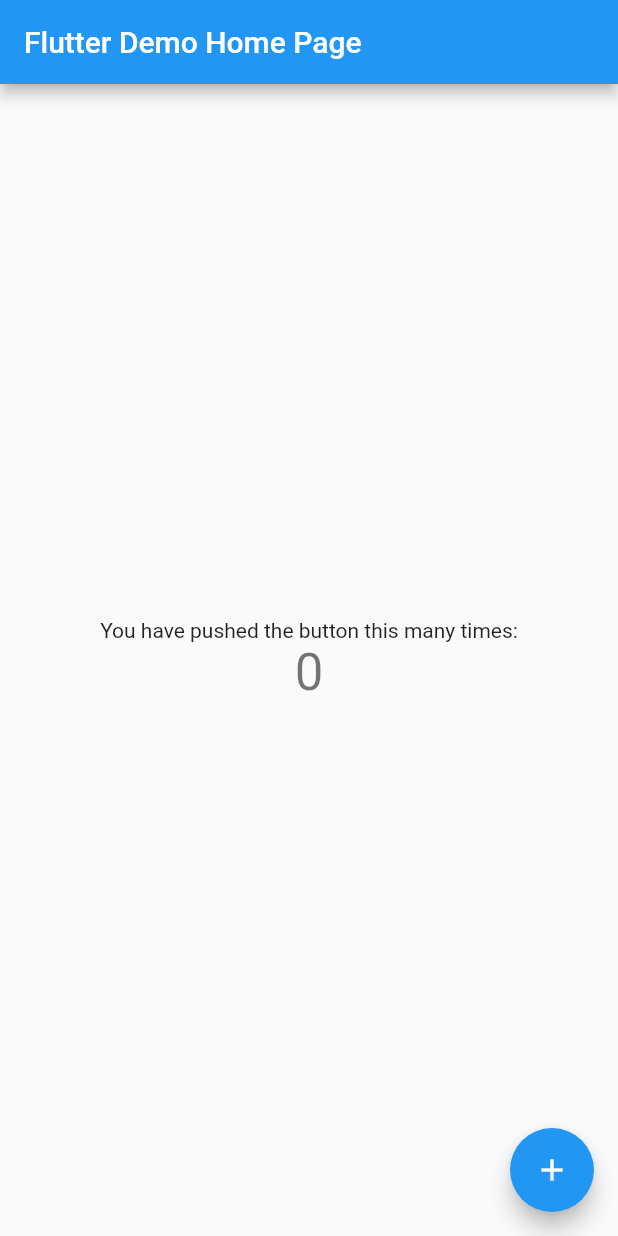
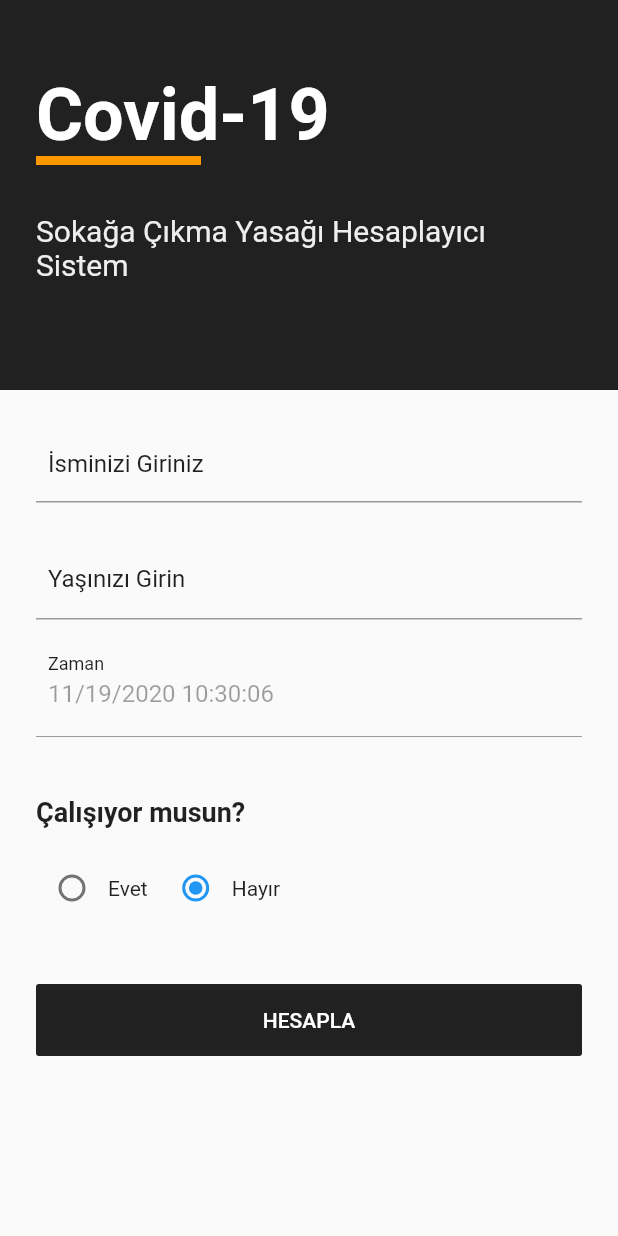
Before and after one commit to yusirdemir/curfew_info_system, a Flutter app: the screen it shows after launch, on a phone screen of 412 x 824 dp. Run offline on Flutter 3.47's test engine with Material 2 defaults, Android fonts, the phone set to English and light mode, and no system bars; our stand-ins replace modal_bottom_sheet.

Commit message:
Uygulama tamamlandı

```diff
--- a/lib/main.dart
+++ b/lib/main.dart
@@ -1,3 +1,4 @@
+import 'package:curfew_info_system/ui/dashboard/view/dashboard_view.dart';
 import 'package:flutter/material.dart';
 
 void main() {
@@ -5,113 +6,16 @@ void main() {
 }
 
 class MyApp extends StatelessWidget {
-  // This widget is the root of your application.
   @override
   Widget build(BuildContext context) {
     return MaterialApp(
-      title: 'Flutter Demo',
+      title: 'Sokağa Çıkma Yasağı Bilgilendirme Sistemi',
+      debugShowCheckedModeBanner: false,
       theme: ThemeData(
-        // This is the theme of your application.
-        //
-        // Try running your application with "flutter run". You'll see the
-        // application has a blue toolbar. Then, without quitting the app, try
-        // changing the primarySwatch below to Colors.green and then invoke
-        // "hot reload" (press "r" in the console where you ran "flutter run",
-        // or simply save your changes to "hot reload" in a Flutter IDE).
-        // Notice that the counter didn't reset back to zero; the application
-        // is not restarted.
         primarySwatch: Colors.blue,
-        // This makes the visual density adapt to the platform that you run
-        // the app on. For desktop platforms, the controls will be smaller and
-        // closer together (more dense) than on mobile platforms.
         visualDensity: VisualDensity.adaptivePlatformDensity,
       ),
-      home: MyHomePage(title: 'Flutter Demo Home Page'),
+      home: DashBoardView(),
     );
   }
 }
-
-class MyHomePage extends StatefulWidget {
-  MyHomePage({Key key, this.title}) : super(key: key);
-
-  // This widget is the home page of your application. It is stateful, meaning
-  // that it has a State object (defined below) that contains fields that affect
-  // how it looks.
-
-  // This class is the configuration for the state. It holds the values (in this
-  // case the title) provided by the parent (in this case the App widget) and
-  // used by the build method of the State. Fields in a Widget subclass are
-  // always marked "final".
-
-  final String title;
-
-  @override
-  _MyHomePageState createState() => _MyHomePageState();
-}
-
-class _MyHomePageState extends State<MyHomePage> {
-  int _counter = 0;
-
-  void _incrementCounter() {
-    setState(() {
-      // This call to setState tells the Flutter framework that something has
-      // changed in this State, which causes it to rerun the build method below
-      // so that the display can reflect the updated values. If we changed
-      // _counter without calling setState(), then the build method would not be
-      // called again, and so nothing would appear to happen.
-      _counter++;
-    });
-  }
-
-  @override
-  Widget build(BuildContext context) {
-    // This method is rerun every time setState is called, for instance as done
-    // by the _incrementCounter method above.
-    //
-    // The Flutter framework has been optimized to make rerunning build methods
-    // fast, so that you can just rebuild anything that needs updating rather
-    // than having to individually change instances of widgets.
-    return Scaffold(
-      appBar: AppBar(
-        // Here we take the value from the MyHomePage object that was created by
-        // the App.build method, and use it to set our appbar title.
-        title: Text(widget.title),
-      ),
-      body: Center(
-        // Center is a layout widget. It takes a single child and positions it
-        // in the middle of the parent.
-        child: Column(
-          // Column is also a layout widget. It takes a list of children and
-          // arranges them vertically. By default, it sizes itself to fit its
-          // children horizontally, and tries to be as tall as its parent.
-          //
-          // Invoke "debug painting" (press "p" in the console, choose the
-          // "Toggle Debug Paint" action from the Flutter Inspector in Android
-          // Studio, or the "Toggle Debug Paint" command in Visual Studio Code)
-          // to see the wireframe for each widget.
-          //
-          // Column has various properties to control how it sizes itself and
-          // how it positions its children. Here we use mainAxisAlignment to
-          // center the children vertically; the main axis here is the vertical
-          // axis because Columns are vertical (the cross axis would be
-          // horizontal).
-          mainAxisAlignment: MainAxisAlignment.center,
-          children: <Widget>[
-            Text(
-              'You have pushed the button this many times:',
-            ),
-            Text(
-              '$_counter',
-              style: Theme.of(context).textTheme.headline4,
-            ),
-          ],
-        ),
-      ),
-      floatingActionButton: FloatingActionButton(
-        onPressed: _incrementCounter,
-        tooltip: 'Increment',
-        child: Icon(Icons.add),
-      ), // This trailing comma makes auto-formatting nicer for build methods.
-    );
-  }
-}
--- /dev/null
+++ b/lib/ui/dashboard/utils/validator.dart
@@ -0,0 +1,17 @@
+class Validator {
+  String nameValidator(String value) {
+    if (value.isEmpty) {
+      return 'Lütfen bir isim giriniz.';
+    } else if (value.length < 4) {
+      return 'En az 4 karakter giriniz.';
+    }
+    return null;
+  }
+
+  String ageValidator(String value) {
+    if (value.length == 0) {
+      return 'Lütfen yaşınızı giriniz.';
+    }
+    return null;
+  }
+}
--- /dev/null
+++ b/lib/ui/dashboard/view/dashboard_view.dart
@@ -0,0 +1,272 @@
+import 'dart:async';
+
+import 'package:curfew_info_system/ui/result/view/result_view.dart';
+import 'package:flutter/material.dart';
+import 'package:curfew_info_system/ui/dashboard/utils/validator.dart';
+import 'package:intl/intl.dart';
+import 'package:modal_bottom_sheet/modal_bottom_sheet.dart';
+
+class DashBoardView extends StatefulWidget {
+  @override
+  _DashBoardViewState createState() => _DashBoardViewState();
+}
+
+class _DashBoardViewState extends State<DashBoardView> with Validator {
+  final TextEditingController _nameController = TextEditingController();
+  final TextEditingController _dateController = TextEditingController();
+  final TextEditingController _ageController = TextEditingController();
+  final FocusNode _nameFocus = FocusNode();
+  final FocusNode _ageFocus = FocusNode();
+
+  final double minValue = 8.0;
+  final _workingbackTypeList = <String>["Evet", "Hayır"];
+  final _formKey = GlobalKey<FormState>();
+
+  String _workingbackType = "";
+
+  final TextStyle _errorStyle = TextStyle(
+    color: Colors.red,
+    fontSize: 16.6,
+  );
+
+  @override
+  initState() {
+    _workingbackType = _workingbackTypeList[1];
+    Timer.periodic(Duration(seconds: 1), (Timer t) => _getTime());
+    super.initState();
+  }
+
+  Widget _buildHeader() {
+    return Container(
+      width: double.maxFinite,
+      padding: EdgeInsets.symmetric(
+          vertical: minValue * 4, horizontal: minValue * 3),
+      height: 260.0,
+      child: Container(
+        child: Column(
+          crossAxisAlignment: CrossAxisAlignment.start,
+          children: <Widget>[
+            SizedBox(
+              height: minValue * 2,
+            ),
+            Text(
+              "Covid-19",
+              style: TextStyle(
+                  fontWeight: FontWeight.bold,
+                  fontSize: 48.0,
+                  color: Colors.white),
+            ),
+            SizedBox(
+              width: 110.0,
+              child: Container(
+                height: 6,
+                color: Colors.orange,
+              ),
+            ),
+            SizedBox(
+              height: minValue * 4,
+            ),
+            Text(
+              "Sokağa Çıkma Yasağı Hesaplayıcı Sistem",
+              style: TextStyle(fontSize: 20.0, color: Colors.grey[200]),
+            ),
+          ],
+        ),
+      ),
+      decoration: BoxDecoration(color: Colors.black87),
+    );
+  }
+
+  Widget _buildWorking() {
+    return Container(
+      padding: EdgeInsets.symmetric(
+          vertical: minValue * 2, horizontal: minValue * 3),
+      child: Column(
+        crossAxisAlignment: CrossAxisAlignment.start,
+        children: <Widget>[
+          Text(
+            "Çalışıyor musun?",
+            style: TextStyle(
+                fontSize: 18.0,
+                fontWeight: FontWeight.bold,
+                color: Colors.black87),
+          ),
+          SizedBox(
+            height: minValue * 2,
+          ),
+          Row(
+            children: <Widget>[
+              Radio<String>(
+                  value: _workingbackTypeList[0],
+                  groupValue: _workingbackType,
+                  onChanged: (String v) {
+                    setState(() {
+                      _workingbackType = v;
+                    });
+                  }),
+              Text('Evet'),
+              SizedBox(
+                width: minValue,
+              ),
+              Radio<String>(
+                  value: _workingbackTypeList[1],
+                  autofocus: true,
+                  groupValue: _workingbackType,
+                  onChanged: (String v) {
+                    setState(() {
+                      _workingbackType = v;
+                    });
+                  }),
+              Text('Hayır'),
+            ],
+          ),
+        ],
+      ),
+    );
+  }
+
+  Widget _buildName() {
+    return Padding(
+      padding: EdgeInsets.symmetric(horizontal: minValue * 3),
+      child: TextFormField(
+        controller: _nameController,
+        focusNode: _ageFocus,
+        validator: nameValidator,
+        keyboardType: TextInputType.text,
+        decoration: InputDecoration(
+            errorStyle: _errorStyle,
+            contentPadding:
+                EdgeInsets.symmetric(vertical: minValue, horizontal: minValue),
+            hintText: 'İsim',
+            labelText: 'İsminizi Giriniz',
+            labelStyle: TextStyle(fontSize: 16.0, color: Colors.black87)),
+      ),
+    );
+  }
+
+  Widget _buildAge() {
+    return Padding(
+      padding: EdgeInsets.symmetric(horizontal: minValue * 3),
+      child: TextFormField(
+        controller: _ageController,
+        focusNode: _nameFocus,
+        validator: ageValidator,
+        keyboardType: TextInputType.number,
+        maxLines: 2,
+        decoration: InputDecoration(
+            errorStyle: _errorStyle,
+            labelText: 'Yaşınızı Girin',
+            contentPadding: EdgeInsets.symmetric(horizontal: minValue),
+            labelStyle: TextStyle(fontSize: 16.0, color: Colors.black87)),
+      ),
+    );
+  }
+
+  Widget _buildDate() {
+    return Padding(
+      padding: EdgeInsets.symmetric(horizontal: minValue * 3),
+      child: TextFormField(
+        controller: _dateController,
+        keyboardType: TextInputType.text,
+        enabled: false,
+        maxLines: 2,
+        decoration: InputDecoration(
+            errorStyle: _errorStyle,
+            labelText: 'Zaman',
+            contentPadding: EdgeInsets.symmetric(horizontal: minValue),
+            labelStyle: TextStyle(fontSize: 16.0, color: Colors.black87)),
+      ),
+    );
+  }
+
+  void _getTime() {
+    final DateTime now = DateTime.now();
+    final String formattedDateTime = _formatDateTime(now);
+    _dateController.text = formattedDateTime;
+  }
+
+  String _formatDateTime(DateTime dateTime) {
+    return DateFormat('MM/dd/yyyy hh:mm:ss').format(dateTime);
+  }
+
+  Widget _buildSubmitBtn() {
+    return Container(
+      padding: EdgeInsets.symmetric(horizontal: minValue * 3),
+      width: double.maxFinite,
+      child: RaisedButton(
+        onPressed: () {
+          _ageFocus.unfocus();
+          _nameFocus.unfocus();
+          if (_formKey.currentState.validate()) {
+            showMaterialModalBottomSheet(
+              expand: false,
+              context: context,
+              backgroundColor: Colors.transparent,
+              builder: (context) => ResultView(
+                name: _nameController.text,
+                age: int.parse(_ageController.text),
+                date: _dateController.text,
+                workingBack: _workingbackType,
+              ),
+            );
+            _formKey.currentState.save();
+          }
+        },
+        padding: EdgeInsets.symmetric(vertical: minValue * 2),
+        elevation: 0.0,
+        color: Colors.black87,
+        textColor: Colors.white,
+        child: Text('HESAPLA'),
+      ),
+    );
+  }
+
+  Widget _buildContent() {
+    return Container(
+      child: Column(
+        children: <Widget>[
+          SizedBox(
+            height: minValue * 3,
+          ),
+          _buildName(),
+          SizedBox(
+            height: minValue * 3,
+          ),
+          _buildAge(),
+          SizedBox(
+            height: minValue * 3,
+          ),
+          _buildDate(),
+          SizedBox(
+            height: minValue * 3,
+          ),
+          _buildWorking(),
+          SizedBox(
+            height: minValue * 3,
+          ),
+          _buildSubmitBtn(),
+          SizedBox(
+            height: minValue * 6,
+          ),
+        ],
+      ),
+    );
+  }
+
+  @override
+  Widget build(BuildContext context) {
+    return Scaffold(
+      body: SingleChildScrollView(
+        child: Column(
+          children: <Widget>[
+            _buildHeader(),
+            Form(
+              key: _formKey,
+              child: _buildContent(),
+            )
+          ],
+        ),
+      ),
+    );
+  }
+}
--- a/pubspec.yaml
+++ b/pubspec.yaml
@@ -28,6 +28,8 @@ dependencies:
   # The following adds the Cupertino Icons font to your application.
   # Use with the CupertinoIcons class for iOS style icons.
   cupertino_icons: ^1.0.0
+  intl: ^0.16.1
+  modal_bottom_sheet: ^1.0.0+1
 
 dev_dependencies:
   flutter_test:
```
Also changed, not shown: lib/ui/result/view/result_view.dart (added, +107 -0 lines), pubspec.lock, 20 other files.
